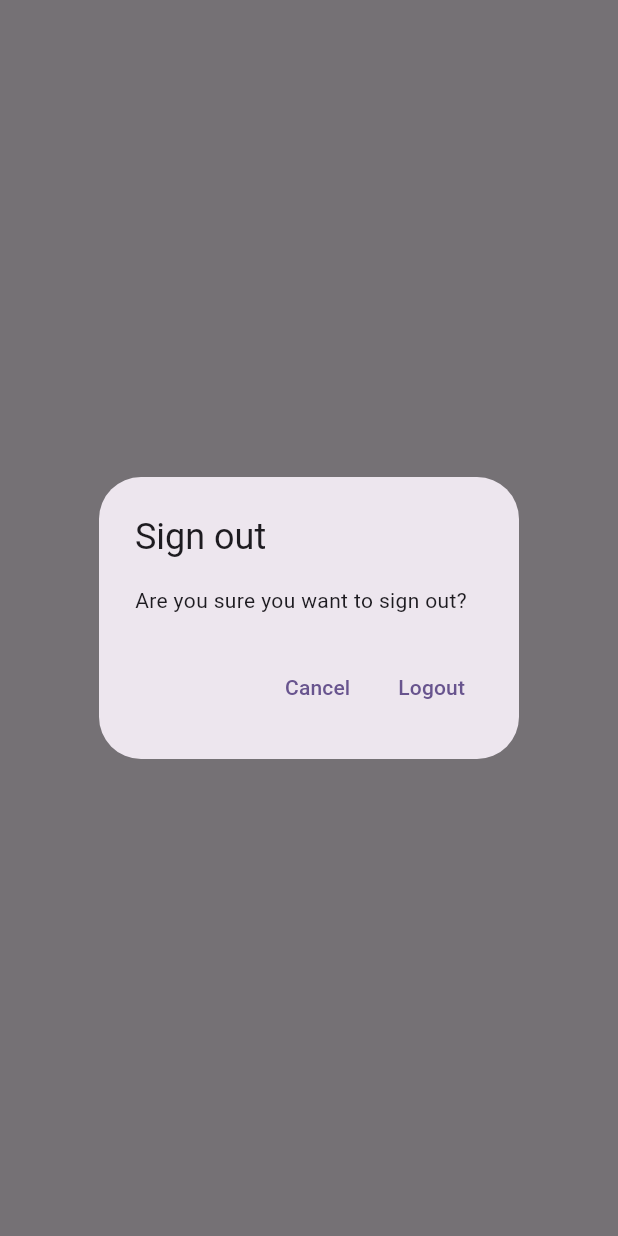
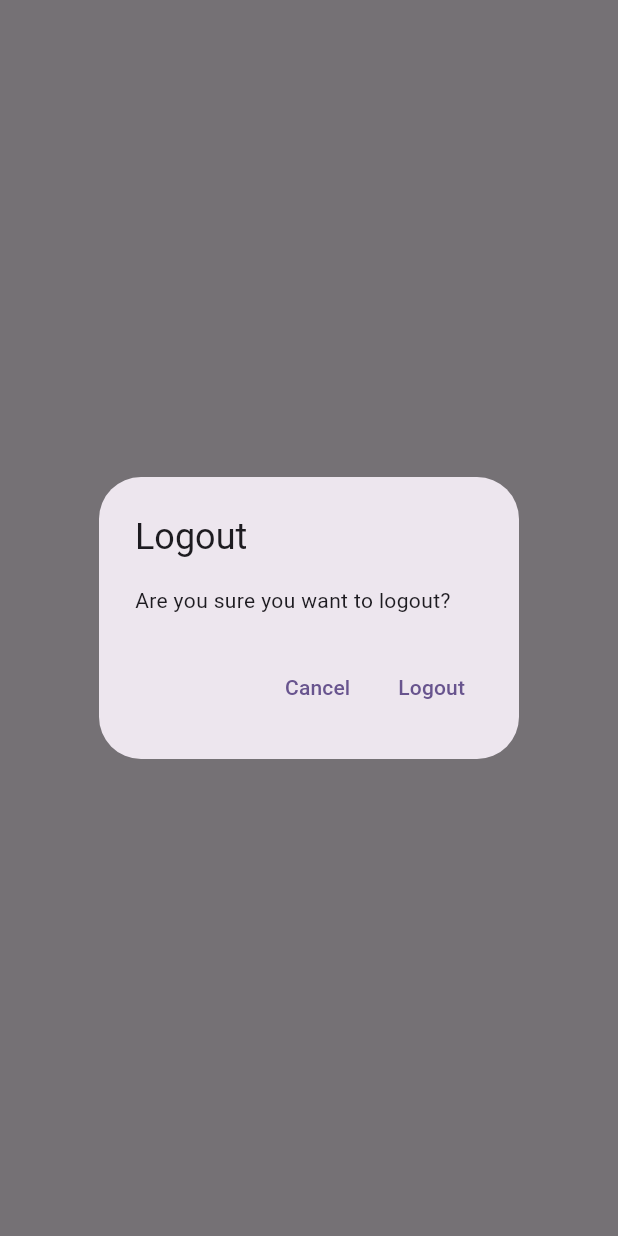
Before and after one commit to SurajTapkir05/mynotes.itnsurya.in, a Flutter app: what showLogOutDialog() shows on an empty page, opened directly, on a phone screen of 412 x 824 dp. Run offline on Flutter 3.47's test engine with Material 3 defaults, Android fonts, the phone set to English and light mode, and no system bars; our stand-ins replace firebase_auth, firebase_core, sqflite; accounts and stored records are empty; network calls fail.

Commit message:
Added a new functionality to delete note

```diff
--- /dev/null
+++ b/lib/utilities/dialogs/generic_dialog.dart
@@ -0,0 +1,34 @@
+
+
+import 'package:flutter/material.dart';
+
+typedef DialogOptionBuilder<T> = Map<String, T?> Function();
+
+Future<T?> showGenericDialog<T>({
+  required BuildContext context,
+  required String title,
+  required String content,
+  required DialogOptionBuilder optionBuilder
+}
+) {
+  final options = optionBuilder();
+  return showDialog<T>(
+    context: context,
+    builder: (context) {
+      return AlertDialog(
+        title: Text(title),
+        content: Text(content),
+        actions: options.keys.map((optionTitle) {
+          final value = options[optionTitle];
+          return TextButton(onPressed: () {
+            if(value != null){
+              Navigator.of(context).pop(value);
+            }else{
+              Navigator.of(context).pop();
+            }
+          }, child: Text(optionTitle));
+        }).toList(),
+      );
+    },
+  );
+}
--- /dev/null
+++ b/lib/utilities/dialogs/logout_dialog.dart
@@ -0,0 +1,18 @@
+import 'package:flutter/material.dart';
+import 'package:mynotes/utilities/dialogs/generic_dialog.dart';
+
+Future<bool> showLogOutDialog(
+  BuildContext context,
+) {
+  return showGenericDialog(
+    context: context,
+    title: 'Logout',
+    content: 'Are you sure you want to logout?',
+    optionBuilder: () => {
+      'Cancel': false,
+      'Logout': true,
+    },
+  ).then(
+    (value) => value ?? false,
+  );
+}
--- a/lib/views/login_view.dart
+++ b/lib/views/login_view.dart
@@ -2,7 +2,7 @@ import 'package:flutter/material.dart';
 import 'package:mynotes/constants/routes.dart';
 import 'package:mynotes/services/auth/auth_exceptions.dart';
 import 'package:mynotes/services/auth/auth_service.dart';
-import 'package:mynotes/utilities/show_error_dialog.dart';
+import 'package:mynotes/utilities/dialogs/error_dialog.dart';
 
 class LoginView extends StatefulWidget {
   const LoginView({super.key});
--- a/lib/views/notes/notes_view.dart
+++ b/lib/views/notes/notes_view.dart
@@ -3,6 +3,8 @@ import 'package:mynotes/constants/routes.dart';
 import 'package:mynotes/enums/menu_action.dart';
 import 'package:mynotes/services/auth/auth_service.dart';
 import 'package:mynotes/services/crud/notes_service.dart';
+import 'package:mynotes/utilities/dialogs/logout_dialog.dart';
+import 'package:mynotes/views/notes/notes_list_view.dart';
 
 class NotesView extends StatefulWidget {
   const NotesView({super.key});
@@ -75,24 +77,15 @@ class _NotesViewState extends State<NotesView> {
                   switch (snapshot.connectionState) {
                     case ConnectionState.waiting:
                     case ConnectionState.active:
-                      if(snapshot.hasData){
+                      if (snapshot.hasData) {
                         final allNotes = snapshot.data as List<DatabaseNote>;
-                        return ListView.builder(
-                          itemCount: allNotes.length,
-                          itemBuilder: (context, index) {
-                            final note = allNotes[index];
-                            return ListTile(
-                              title: Text(
-                                note.text,
-                                maxLines: 1,
-                                softWrap: true,
-                                overflow: TextOverflow.ellipsis,
-                              ),
-
-                            );
+                        return NotesListView(
+                          notes: allNotes,
+                          onDeleteNote: (note) async {
+                            await _noteService.deleteNote(id: note.id);
                           },
                         );
-                      }else{
+                      } else {
                         return const CircularProgressIndicator();
                       }
                     default:
@@ -108,29 +101,3 @@ class _NotesViewState extends State<NotesView> {
     );
   }
 }
-
-Future<bool> showLogOutDialog(BuildContext context) {
-  return showDialog<bool>(
-    context: context,
-    builder: (context) {
-      return AlertDialog(
-        title: const Text('Sign out'),
-        content: const Text('Are you sure you want to sign out?'),
-        actions: [
-          TextButton(
-            onPressed: () {
-              Navigator.of(context).pop(false);
-            },
-            child: const Text('Cancel'),
-          ),
-          TextButton(
-            onPressed: () {
-              Navigator.of(context).pop(true);
-            },
-            child: const Text('Logout'),
-          )
-        ],
-      );
-    },
-  ).then((value) => value ?? false);
-}
--- a/lib/views/register_view.dart
+++ b/lib/views/register_view.dart
@@ -2,8 +2,7 @@ import 'package:flutter/material.dart';
 import 'package:mynotes/constants/routes.dart';
 import 'package:mynotes/services/auth/auth_exceptions.dart';
 import 'package:mynotes/services/auth/auth_service.dart';
-
-import 'package:mynotes/utilities/show_error_dialog.dart';
+import 'package:mynotes/utilities/dialogs/error_dialog.dart';
 
 class RegisterView extends StatefulWidget {
   const RegisterView({super.key});
--- a/ompharate/demo.txt
+++ /dev/null
@@ -1 +0,0 @@
-hii this is demo from om pharate and how are you doing there.
```
Also changed, not shown: lib/utilities/dialogs/delete_dialog.dart (added, +18 -0 lines), lib/utilities/dialogs/error_dialog.dart (added, +16 -0 lines), lib/utilities/show_error_dialog.dart (deleted, +0 -24 lines), lib/views/notes/notes_list_view.dart (added, +40 -0 lines).
